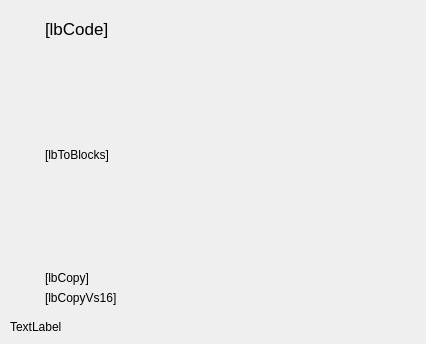
Old version of the form Unicodia/FmPopupChar.ui in the repository Mercury13/unicodia.
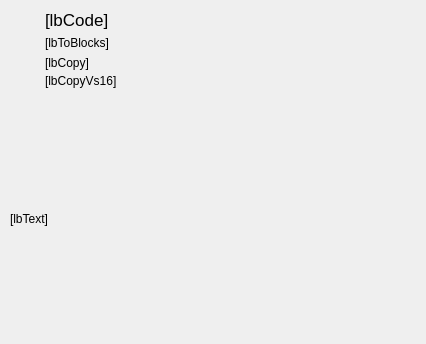
New version of the form. Custom widgets are drawn as their Qt base class.

The edit to the form file:
```diff
--- a/Unicodia/FmPopupChar.ui
+++ b/Unicodia/FmPopupChar.ui
@@ -31,7 +31,7 @@
    </property>
    <item>
     <widget class="QWidget" name="wiBg" native="true">
-     <layout class="QVBoxLayout" name="verticalLayout_3">
+     <layout class="QGridLayout" name="gridLayout" rowstretch="0,1" columnstretch="0,1">
       <property name="leftMargin">
        <number>10</number>
       </property>
@@ -44,22 +44,7 @@
       <property name="bottomMargin">
        <number>10</number>
       </property>
-      <item>
-       <widget class="QWidget" name="wiHead" native="true">
-        <layout class="QHBoxLayout" name="horizontalLayout" stretch="0,1">
-         <property name="leftMargin">
-          <number>0</number>
-         </property>
-         <property name="topMargin">
-          <number>0</number>
-         </property>
-         <property name="rightMargin">
-          <number>0</number>
-         </property>
-         <property name="bottomMargin">
-          <number>0</number>
-         </property>
-         <item>
+      <item row="0" column="0">
           <widget class="WiSample" name="wiSample" native="true">
            <property name="minimumSize">
             <size>
@@ -69,9 +54,15 @@
            </property>
           </widget>
          </item>
-         <item>
+      <item row="0" column="1">
           <widget class="QWidget" name="wiControl" native="true">
            <layout class="QVBoxLayout" name="verticalLayout_2">
+         <property name="spacing">
+          <number>4</number>
+         </property>
+         <property name="topMargin">
+          <number>0</number>
+         </property>
             <item>
              <layout class="QHBoxLayout" name="horizontalLayout_2">
               <item>
@@ -110,7 +101,7 @@
               <property name="sizeHint" stdset="0">
                <size>
                 <width>20</width>
-                <height>40</height>
+             <height>2</height>
                </size>
               </property>
              </spacer>
@@ -147,13 +138,13 @@
               <property name="sizeHint" stdset="0">
                <size>
                 <width>20</width>
-                <height>40</height>
+             <height>2</height>
                </size>
               </property>
              </spacer>
             </item>
             <item>
-             <layout class="QHBoxLayout" name="horizontalLayout_4">
+          <layout class="QHBoxLayout" name="horizontalLayout_4" stretch="0,1">
               <item>
                <widget class="QLabel" name="lbCopy">
                 <property name="text">
@@ -177,7 +168,7 @@
              </layout>
             </item>
             <item>
-             <layout class="QHBoxLayout" name="horizontalLayout_5">
+          <layout class="QHBoxLayout" name="horizontalLayout_5" stretch="0,1">
               <item>
                <widget class="QLabel" name="lbCopyVs16">
                 <property name="text">
@@ -203,32 +194,11 @@
            </layout>
           </widget>
          </item>
-        </layout>
-       </widget>
-      </item>
-      <item>
-       <widget class="QWidget" name="wiInfo" native="true">
-        <layout class="QVBoxLayout" name="verticalLayout_4">
-         <property name="leftMargin">
-          <number>0</number>
-         </property>
-         <property name="topMargin">
-          <number>0</number>
-         </property>
-         <property name="rightMargin">
-          <number>0</number>
-         </property>
-         <property name="bottomMargin">
-          <number>0</number>
-         </property>
-         <item>
+      <item row="1" column="0" colspan="2">
           <widget class="QLabel" name="lbText">
            <property name="text">
-            <string>TextLabel</string>
-           </property>
-          </widget>
-         </item>
-        </layout>
+         <string notr="true">[lbText]</string>
+        </property>
        </widget>
       </item>
      </layout>
```
Lines whose indentation alone changed are shown as unchanged.
